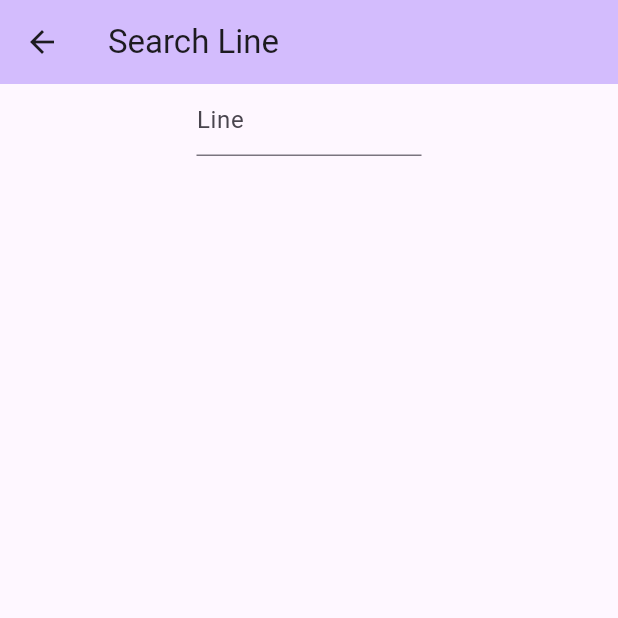
After one commit to schaerfo/journeyplanner, a Flutter app: the LineQueryPage screen opened directly, on a phone screen of 412 x 824 dp, the top half of it. The commit adds this screen. Run offline on Flutter 3.47's test engine with Material 2 defaults, Android fonts, the phone set to English and light mode, and no system bars; our stand-ins replace flutter_svg.

Commit message:
✨ Add line query

```diff
--- a/lib/screens/journeybuilder.dart
+++ b/lib/screens/journeybuilder.dart
@@ -4,6 +4,7 @@
 import 'package:flutter/material.dart';
 import 'package:flutter_svg/flutter_svg.dart';
 import 'package:journeyplanner_fl/screens/stopoverquery.dart';
+import 'package:journeyplanner_fl/screens/linequery.dart';
 
 class JourneyBuilderPage extends StatelessWidget {
   const JourneyBuilderPage({super.key});
@@ -88,6 +89,11 @@ class _AddLegTile extends StatelessWidget {
               MaterialPageRoute(
                 builder: (context) => const StopoverQueryPage(),
               ));
+        } else if (queryType == QueryType.line) {
+          Navigator.push(
+            context,
+            MaterialPageRoute(builder: (context) => const LineQueryPage()),
+          );
         } else {
           ScaffoldMessenger.of(context)
               .showSnackBar(const SnackBar(content: Text('Coming soon')));
--- /dev/null
+++ b/lib/screens/linequery.dart
@@ -0,0 +1,127 @@
+// SPDX-License-Identifier: GPL-3.0-or-later
+// Copyright (C) 2023 Christian Schärf
+
+import 'dart:convert';
+
+import 'package:async/async.dart';
+import 'package:flutter/material.dart';
+import 'package:http/http.dart' as http;
+
+import '../widgets/linedisplay.dart';
+
+class LineQueryPage extends StatelessWidget {
+  const LineQueryPage({super.key});
+
+  @override
+  Widget build(BuildContext context) {
+    return Scaffold(
+      appBar: AppBar(
+        backgroundColor: Theme.of(context).colorScheme.inversePrimary,
+        title: const Text('Search Line'),
+      ),
+      body: _LineQuery(),
+    );
+  }
+}
+
+class _LineQuery extends StatefulWidget {
+  @override
+  State<_LineQuery> createState() => _LineQueryState();
+}
+
+class _LineQueryState extends State<_LineQuery> {
+  var _searchInProgress = false;
+  var _emptyResult = false;
+  var _lines = [];
+
+  final _client = http.Client();
+  var _query = "";
+  late RestartableTimer _timer;
+
+  _LineQueryState() {
+    _timer = RestartableTimer(const Duration(milliseconds: 500), () {
+      if (_query.isNotEmpty) {
+        _queryLines(_query);
+      }
+    });
+  }
+
+  void _queryLines(String query) async {
+    final now = DateTime.now();
+    var uri = Uri(
+      scheme: 'https',
+      host: 'v6.db.transport.rest',
+      path: 'trips',
+      queryParameters: {
+        'query': query,
+        'onlyCurrentlyRunning': false.toString(),
+        'fromWhen': DateTime(now.year, now.month, now.day).toIso8601String(),
+        'untilWhen': DateTime(now.year, now.month, now.day, 23, 59, 59)
+            .toIso8601String(),
+      },
+    );
+    setState(() {
+      _searchInProgress = true;
+      _lines.clear();
+    });
+    var response = await _client.get(uri);
+    if (response.statusCode != 200) {
+      print("Error: HTTP status ${response.statusCode}");
+      setState(() {
+        _searchInProgress = false;
+        _lines.clear();
+      });
+      return;
+    }
+    var decoded = jsonDecode(utf8.decode(response.bodyBytes));
+    setState(() {
+      _searchInProgress = false;
+      _lines = decoded['trips'];
+      _emptyResult = _lines.isEmpty;
+    });
+  }
+
+  @override
+  Widget build(BuildContext context) {
+    return Column(
+      children: <Widget>[
+        Center(
+          child: SizedBox(
+            width: 150,
+            child: TextField(
+              decoration: const InputDecoration(
+                hintText: 'Line',
+              ),
+              onChanged: (value) {
+                _query = value;
+                _timer.reset();
+              },
+            ),
+          ),
+        ),
+        const SizedBox(
+          height: 15,
+        ),
+        if (_searchInProgress) const CircularProgressIndicator(),
+        Expanded(
+          child: _emptyResult
+              ? const Center(
+                  child: Text(
+                    'No lines found',
+                    style: TextStyle(fontStyle: FontStyle.italic),
+                  ),
+                )
+              : ListView.separated(
+                  itemCount: _lines.length,
+                  itemBuilder: (context, index) => LineDisplay(
+                    id: _lines[index]['id'],
+                    product: _lines[index]['line']['product'],
+                    title: Text(_lines[index]['line']['name']),
+                  ),
+                  separatorBuilder: (context, _) => const Divider(),
+                ),
+        )
+      ],
+    );
+  }
+}
```
